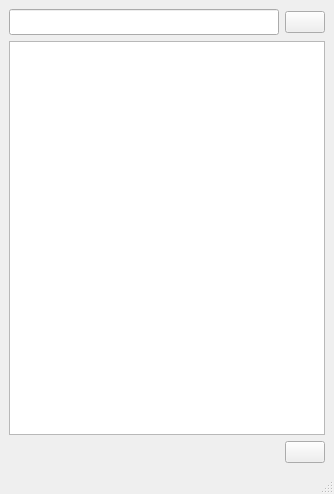
gustavof04/pyqt5_crud, file janela.ui: the form before one commit.
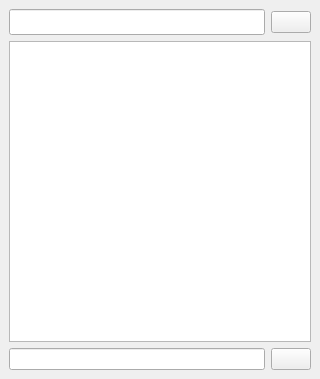
The form after the commit. Icons and pictures are not drawn.

Commit message: Ajusta o layout para melhor utilização

What changed in the file:
```diff
--- a/janela.ui
+++ b/janela.ui
@@ -6,8 +6,8 @@
    <rect>
     <x>0</x>
     <y>0</y>
-    <width>334</width>
-    <height>494</height>
+    <width>320</width>
+    <height>379</height>
    </rect>
   </property>
   <property name="sizePolicy">
@@ -24,13 +24,11 @@
     <normaloff>assets/agenda.svg</normaloff>assets/agenda.svg</iconset>
   </property>
   <widget class="QWidget" name="centralwidget">
-   <layout class="QHBoxLayout" name="horizontalLayout_2">
-    <item>
-     <layout class="QVBoxLayout" name="verticalLayout_2">
-      <item>
+   <layout class="QGridLayout" name="gridLayout">
+    <item row="0" column="0">
        <layout class="QHBoxLayout" name="horizontalLayout">
         <item>
-         <widget class="QLineEdit" name="lineEdit_AddingItem">
+       <widget class="QLineEdit" name="lineEdit_SearchItem">
           <property name="sizePolicy">
            <sizepolicy hsizetype="Expanding" vsizetype="Fixed">
             <horstretch>0</horstretch>
@@ -66,9 +64,7 @@
         </item>
        </layout>
       </item>
-      <item>
-       <layout class="QVBoxLayout" name="verticalLayout">
-        <item>
+    <item row="1" column="0">
          <widget class="QListWidget" name="minhaLista_listWidget">
           <property name="sizePolicy">
            <sizepolicy hsizetype="Expanding" vsizetype="Expanding">
@@ -83,6 +79,15 @@
           </property>
          </widget>
         </item>
+    <item row="2" column="0">
+     <layout class="QHBoxLayout" name="horizontalLayout_2">
+      <item>
+       <widget class="QLineEdit" name="lineEdit_AddingItem">
+        <property name="focusPolicy">
+         <enum>Qt::ClickFocus</enum>
+        </property>
+       </widget>
+      </item>
         <item>
          <widget class="QPushButton" name="pushButton_Create">
           <property name="enabled">
@@ -109,8 +114,8 @@
           </property>
           <property name="iconSize">
            <size>
-            <width>24</width>
-            <height>24</height>
+          <width>18</width>
+          <height>18</height>
            </size>
           </property>
          </widget>
@@ -118,8 +123,6 @@
        </layout>
       </item>
      </layout>
-    </item>
-   </layout>
   </widget>
   <widget class="QMenuBar" name="menubar">
    <property name="geometry">
@@ -131,7 +134,6 @@
     </rect>
    </property>
   </widget>
-  <widget class="QStatusBar" name="statusbar"/>
  </widget>
  <resources/>
  <connections/>
```
Left out of the diff: 5 changed lines with no effect on the pictures. Lines whose indentation alone changed are shown as unchanged. The commit also changes 4 other files.
